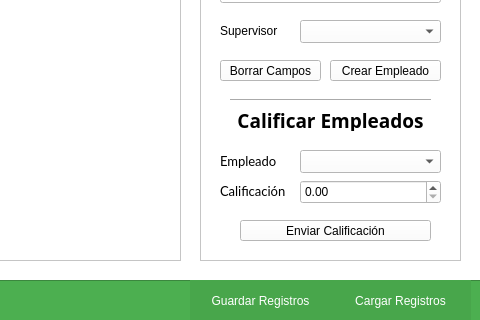
Above: desempenowindow.ui from carlosvelaquez/Proyecto-EdD1 before the change; both pictures show x 270 to 750 and y 220 to 540 of the 750 by 540 pixel window. Below: the same form after it.
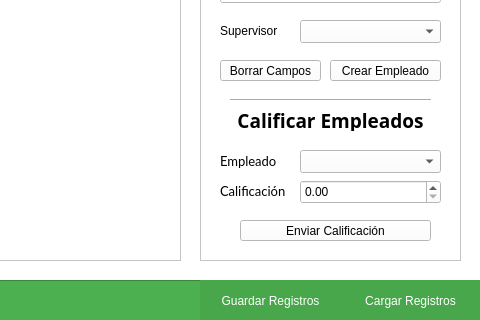
That is the form after the change.

Diff of the .ui file:
```diff
--- a/desempenowindow.ui
+++ b/desempenowindow.ui
@@ -57,7 +57,7 @@
    <widget class="QPushButton" name="botonGuardar">
     <property name="geometry">
      <rect>
-      <x>460</x>
+      <x>470</x>
       <y>0</y>
       <width>141</width>
       <height>41</height>
@@ -70,7 +70,7 @@
    <widget class="QPushButton" name="botonCargar_2">
     <property name="geometry">
      <rect>
-      <x>600</x>
+      <x>610</x>
       <y>0</y>
       <width>141</width>
       <height>41</height>
```
Left out of the diff: 2 changed lines with no effect on the pictures.
